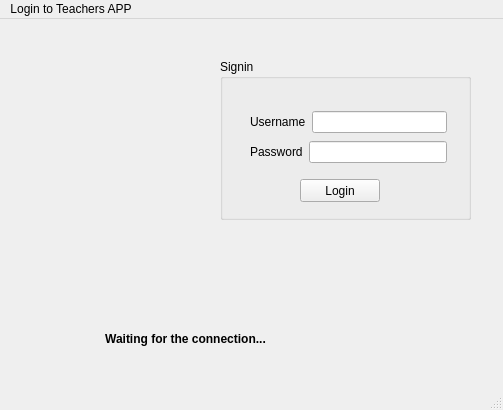
Old version of the form QTeachersApp/View/loginwindow.ui in the repository Hubertius/All-Teachers-In-System.
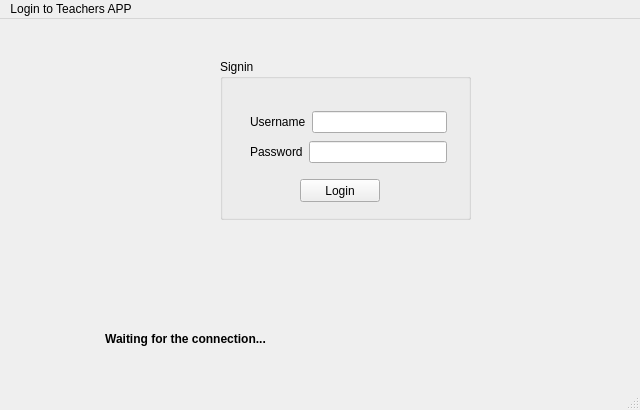
New version of the form.

Patch:
```diff
--- a/QTeachersApp/View/loginwindow.ui
+++ b/QTeachersApp/View/loginwindow.ui
@@ -6,7 +6,7 @@
    <rect>
     <x>0</x>
     <y>0</y>
-    <width>503</width>
+    <width>640</width>
     <height>410</height>
    </rect>
   </property>
@@ -115,7 +115,7 @@
     <rect>
      <x>0</x>
      <y>0</y>
-     <width>503</width>
+     <width>640</width>
      <height>20</height>
     </rect>
    </property>
```
Left out of the diff: 19 changed lines with no effect on the pictures.
